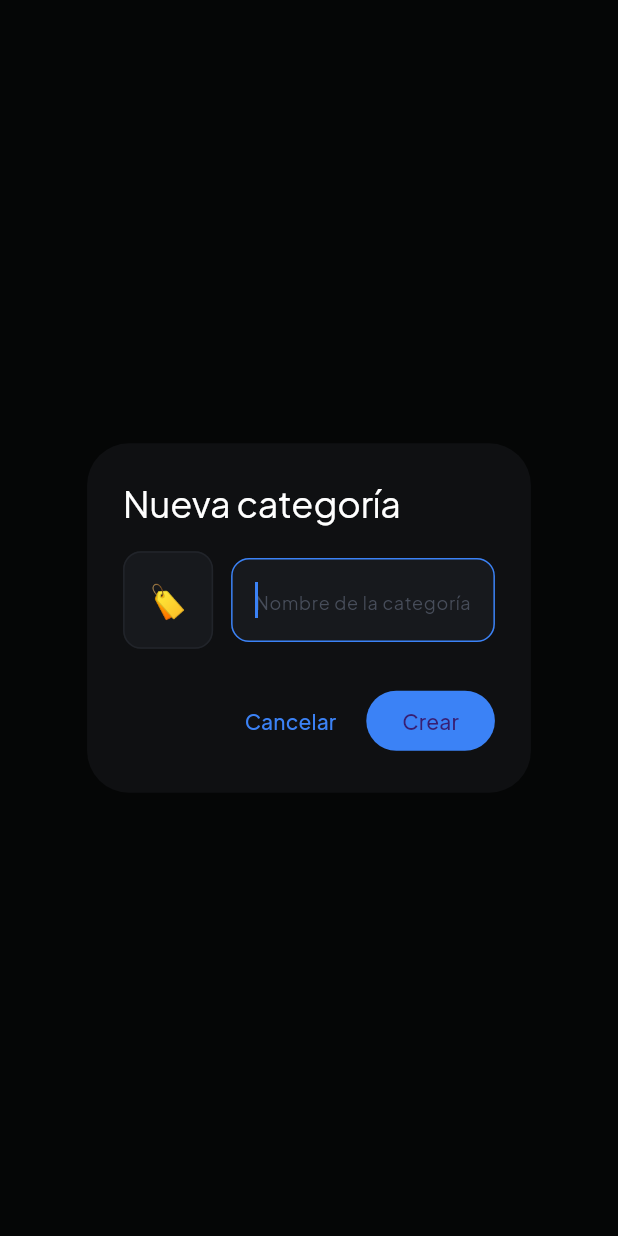
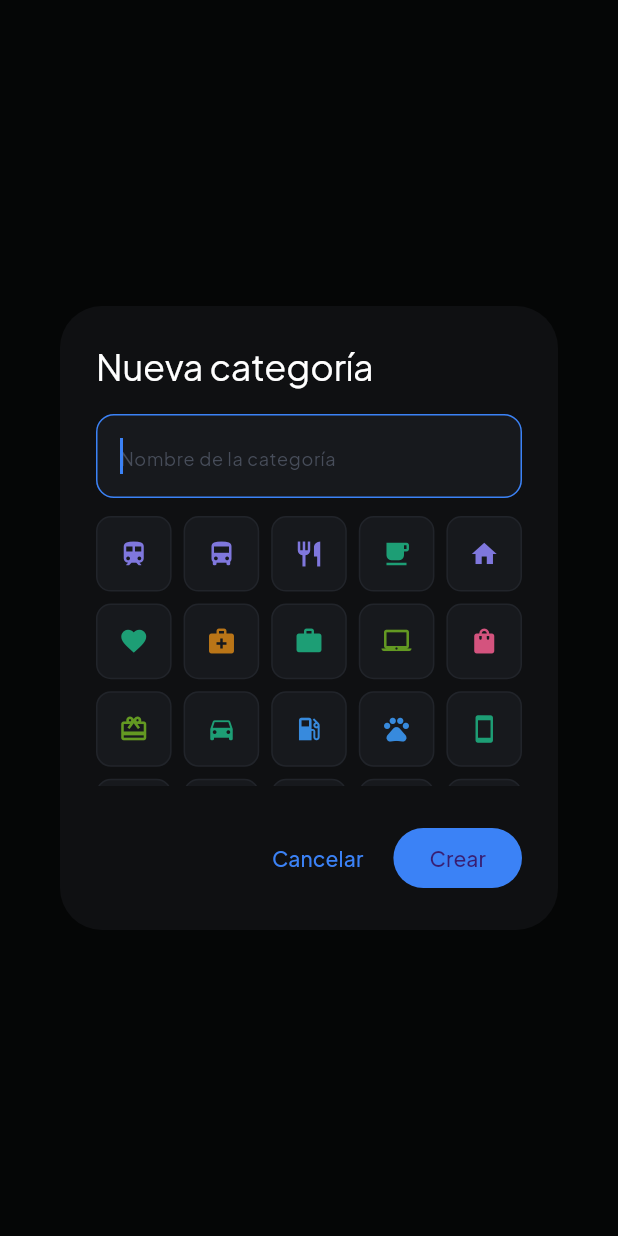
Before and after one commit to BeDuranr/nexo-app, a Flutter app: what showAddCategoryDialog() shows on an empty page, opened directly, on a phone screen of 412 x 824 dp. Run offline on Flutter 3.47's test engine with Material 3 defaults, Android fonts, the phone set to English and light mode, and no system bars; our stand-ins replace google_fonts, sqflite; accounts and stored records are empty.

Commit message:
feature: cambio de iconos y boton de guardado

```diff
--- a/lib/models/category_model.dart
+++ b/lib/models/category_model.dart
@@ -1,42 +1,39 @@
-/// Una categoría es solo un nombre + emoji. No está atada a "gasto" o
-/// "ingreso": una misma categoría (ej. "Freelance") puede usarse para
-/// ambos tipos de movimiento. El tipo se elige aparte, en el toggle
-/// Gasto/Ingreso de la pantalla de registro.
+/// Una categoría es un nombre + un ícono (clave de lib/utils/category_icons.dart).
+/// No está atada a "gasto" o "ingreso": una misma categoría (ej.
+/// "Freelance") puede usarse para ambos tipos de movimiento. El tipo se
+/// elige aparte, en el toggle Gasto/Ingreso de la pantalla de registro.
 class CategoryModel {
   final int? id;
   final String name;
-  final String emoji;
+  final String iconKey;
   final bool isDefault;
 
   const CategoryModel({
     this.id,
     required this.name,
-    required this.emoji,
+    required this.iconKey,
     this.isDefault = false,
   });
 
   CategoryModel copyWith({
     int? id,
     String? name,
-    String? emoji,
+    String? iconKey,
     bool? isDefault,
   }) {
     return CategoryModel(
       id: id ?? this.id,
       name: name ?? this.name,
-      emoji: emoji ?? this.emoji,
+      iconKey: iconKey ?? this.iconKey,
       isDefault: isDefault ?? this.isDefault,
     );
   }
-
-  /// Nombre + emoji, tal como se muestra en el mockup ("Metro 🚇").
-  String get label => '$name $emoji';
 
   Map<String, dynamic> toMap() {
     return {
       'id': id,
       'name': name,
-      'emoji': emoji,
+      'icon_key': iconKey,
       'is_default': isDefault ? 1 : 0,
     };
   }
@@ -45,7 +42,7 @@ class CategoryModel {
     return CategoryModel(
       id: map['id'] as int?,
       name: map['name'] as String,
-      emoji: map['emoji'] as String,
+      iconKey: map['icon_key'] as String? ?? 'other',
       isDefault: (map['is_default'] as int? ?? 0) == 1,
     );
   }
--- a/lib/models/transaction_model.dart
+++ b/lib/models/transaction_model.dart
@@ -11,7 +11,7 @@ class TransactionModel {
   final MovementType type;
   final int categoryId;
   final String categoryName;
-  final String categoryEmoji;
+  final String categoryIconKey;
   final String note;
   final DateTime date;
 
@@ -21,7 +21,7 @@ class TransactionModel {
     required this.type,
     required this.categoryId,
     required this.categoryName,
-    required this.categoryEmoji,
+    required this.categoryIconKey,
     required this.note,
     required this.date,
   });
@@ -33,7 +33,7 @@ class TransactionModel {
       'type': movementTypeToString(type),
       'category_id': categoryId,
       'category_name': categoryName,
-      'category_emoji': categoryEmoji,
+      'category_icon_key': categoryIconKey,
       'note': note,
       'date': date.toIso8601String(),
     };
@@ -46,7 +46,7 @@ class TransactionModel {
       type: movementTypeFromString(map['type'] as String),
       categoryId: map['category_id'] as int,
       categoryName: map['category_name'] as String,
-      categoryEmoji: map['category_emoji'] as String,
+      categoryIconKey: map['category_icon_key'] as String? ?? 'other',
       note: map['note'] as String? ?? '',
       date: DateTime.parse(map['date'] as String),
     );
--- a/lib/providers/transaction_provider.dart
+++ b/lib/providers/transaction_provider.dart
@@ -133,7 +133,7 @@ class TransactionProvider extends ChangeNotifier {
       } else {
         totals[t.categoryName] = CategoryTotal(
           name: t.categoryName,
-          emoji: t.categoryEmoji,
+          iconKey: t.categoryIconKey,
           amount: t.amount,
         );
       }
@@ -147,12 +147,12 @@ class TransactionProvider extends ChangeNotifier {
 /// Total acumulado de una categoría dentro de un periodo.
 class CategoryTotal {
   final String name;
-  final String emoji;
+  final String iconKey;
   final double amount;
 
-  const CategoryTotal({required this.name, required this.emoji, required this.amount});
+  const CategoryTotal({required this.name, required this.iconKey, required this.amount});
 
   CategoryTotal copyWith({double? amount}) {
-    return CategoryTotal(name: name, emoji: emoji, amount: amount ?? this.amount);
+    return CategoryTotal(name: name, iconKey: iconKey, amount: amount ?? this.amount);
   }
 }
--- a/lib/screens/metrics_screen.dart
+++ b/lib/screens/metrics_screen.dart
@@ -4,6 +4,7 @@ import 'package:provider/provider.dart';
 import '../models/transaction_model.dart';
 import '../providers/transaction_provider.dart';
 import '../theme/app_theme.dart';
+import '../utils/category_icons.dart';
 
 class MetricsScreen extends StatefulWidget {
   const MetricsScreen({super.key});
@@ -217,7 +218,7 @@ class _CategorySection extends StatelessWidget {
                     children: [
                       Row(
                         children: [
-                          Text(ct.emoji, style: const TextStyle(fontSize: 14)),
+                          Icon(iconForKey(ct.iconKey), color: colorForKey(ct.iconKey), size: 16),
                           const SizedBox(width: 6),
                           Text(ct.name,
                               style: const TextStyle(
--- /dev/null
+++ b/lib/utils/category_icons.dart
@@ -0,0 +1,77 @@
+import 'package:flutter/material.dart';
+
+/// Catálogo de íconos disponibles para categorías. Usamos los íconos
+/// Material que ya vienen incluidos en Flutter (sin dependencias
+/// externas) para evitar problemas de compatibilidad de paquetes de
+/// terceros con versiones futuras de Flutter/Dart.
+const Map<String, IconData> categoryIcons = {
+  'train': Icons.train,
+  'bus': Icons.directions_bus,
+  'food': Icons.restaurant,
+  'coffee': Icons.local_cafe,
+  'home': Icons.home,
+  'health': Icons.favorite,
+  'medicine': Icons.medical_services,
+  'briefcase': Icons.work,
+  'laptop': Icons.laptop_mac,
+  'shopping': Icons.shopping_bag,
+  'gift': Icons.card_giftcard,
+  'car': Icons.directions_car,
+  'fuel': Icons.local_gas_station,
+  'pet': Icons.pets,
+  'phone': Icons.smartphone,
+  'book': Icons.menu_book,
+  'gym': Icons.fitness_center,
+  'travel': Icons.flight,
+  'movie': Icons.movie,
+  'music': Icons.music_note,
+  'kids': Icons.child_care,
+  'utilities': Icons.bolt,
+  'subscription': Icons.subscriptions,
+  'savings': Icons.savings,
+  'salary': Icons.payments,
+  'entertainment': Icons.theater_comedy,
+  'education': Icons.school,
+  'insurance': Icons.security,
+  'taxes': Icons.receipt_long,
+  'donation': Icons.volunteer_activism,
+  'repair': Icons.build,
+  'beauty': Icons.face_retouching_natural,
+  'cleaning': Icons.cleaning_services,
+  'internet': Icons.wifi,
+  'streaming': Icons.live_tv,
+  'parking': Icons.local_parking,
+  'taxi': Icons.local_taxi,
+  'bank': Icons.account_balance,
+  'investment': Icons.trending_up,
+  'creditCard': Icons.credit_card,
+  'wallet': Icons.account_balance_wallet,
+  'electronics': Icons.devices,
+  'clothing': Icons.checkroom,
+  'garden': Icons.local_florist,
+  'baby': Icons.child_friendly,
+  'pharmacy': Icons.local_pharmacy,
+  'sport': Icons.sports_soccer,
+  'hobby': Icons.palette,
+  'party': Icons.celebration,
+  'fine': Icons.gavel,
+  'exchange': Icons.currency_exchange,
+  'other': Icons.category,
+};
+
+/// Paleta corta de colores para diferenciar categorías a simple vista.
+/// Se asigna de forma determinística según el ícono elegido.
+const List<Color> categoryIconColors = [
+  Color(0xFF378ADD),
+  Color(0xFF639922),
+  Color(0xFFD85A30),
+  Color(0xFFD4537E),
+  Color(0xFF1D9E75),
+  Color(0xFFBA7517),
+  Color(0xFF7F77DD),
+];
+
+IconData iconForKey(String key) => categoryIcons[key] ?? Icons.category;
+
+Color colorForKey(String key) =>
+    categoryIconColors[key.hashCode.abs() % categoryIconColors.length];
--- a/lib/widgets/add_category_dialog.dart
+++ b/lib/widgets/add_category_dialog.dart
@@ -2,38 +2,75 @@ import 'package:flutter/material.dart';
 
 import '../models/category_model.dart';
 import '../theme/app_theme.dart';
+import '../utils/category_icons.dart';
+
+/// Grilla de íconos reutilizable dentro de los diálogos de categoría.
+class _IconPicker extends StatelessWidget {
+  final String selectedKey;
+  final void Function(String) onSelect;
+
+  const _IconPicker({required this.selectedKey, required this.onSelect});
+
+  @override
+  Widget build(BuildContext context) {
+    return SizedBox(
+      height: 180,
+      width: double.maxFinite,
+      child: GridView.count(
+        crossAxisCount: 5,
+        mainAxisSpacing: 8,
+        crossAxisSpacing: 8,
+        children: categoryIcons.entries.map((entry) {
+          final isSelected = entry.key == selectedKey;
+          final color = colorForKey(entry.key);
+          return InkWell(
+            borderRadius: BorderRadius.circular(10),
+            onTap: () => onSelect(entry.key),
+            child: Container(
+              decoration: BoxDecoration(
+                color: isSelected ? color.withOpacity(0.2) : AppColors.urban800,
+                borderRadius: BorderRadius.circular(10),
+                border: Border.all(
+                  color: isSelected ? color : AppColors.urban700,
+                  width: isSelected ? 2 : 1,
+                ),
+              ),
+              child: Icon(entry.value, color: color, size: 20),
+            ),
+          );
+        }).toList(),
+      ),
+    );
+  }
+}
 
 /// Muestra el diálogo y retorna la nueva categoría, o null si se cancela.
 /// Las categorías no tienen tipo: sirven tanto para gastos como ingresos.
 Future<CategoryModel?> showAddCategoryDialog(BuildContext context) {
   final nameController = TextEditingController();
-  final emojiController = TextEditingController(text: '🏷️');
+  String selectedIconKey = 'other';
 
   return showDialog<CategoryModel>(
     context: context,
     builder: (ctx) {
+      return StatefulBuilder(
+        builder: (ctx, setState) {
           return AlertDialog(
             backgroundColor: AppColors.urban900,
             title: const Text('Nueva categoría', style: TextStyle(color: Colors.white)),
-        content: Row(
+            content: Column(
+              mainAxisSize: MainAxisSize.min,
               children: [
-            SizedBox(
-              width: 60,
-              child: TextField(
-                controller: emojiController,
-                textAlign: TextAlign.center,
-                style: const TextStyle(fontSize: 22),
-                decoration: const InputDecoration(hintText: '🏷️'),
-              ),
-            ),
-            const SizedBox(width: 12),
-            Expanded(
-              child: TextField(
+                TextField(
                   controller: nameController,
                   autofocus: true,
                   style: const TextStyle(color: Colors.white),
                   decoration: const InputDecoration(hintText: 'Nombre de la categoría'),
                 ),
+                const SizedBox(height: 12),
+                _IconPicker(
+                  selectedKey: selectedIconKey,
+                  onSelect: (key) => setState(() => selectedIconKey = key),
                 ),
               ],
             ),
@@ -46,14 +83,13 @@ Future<CategoryModel?> showAddCategoryDialog(BuildContext context) {
                 onPressed: () {
                   final name = nameController.text.trim();
                   if (name.isEmpty) return;
-              final emoji = emojiController.text.trim().isEmpty
-                  ? '🏷️'
-                  : emojiController.text.trim();
-              Navigator.pop(ctx, CategoryModel(name: name, emoji: emoji));
+                  Navigator.pop(ctx, CategoryModel(name: name, iconKey: selectedIconKey));
                 },
                 child: const Text('Crear'),
               ),
             ],
+          );
+        },
       );
     },
   );
@@ -77,33 +113,29 @@ Future<CategoryEditResult?> showEditCategoryDialog(
   CategoryModel category,
 ) {
   final nameController = TextEditingController(text: category.name);
-  final emojiController = TextEditingController(text: category.emoji);
+  String selectedIconKey = category.iconKey;
 
   return showDialog<CategoryEditResult>(
     context: context,
     builder: (ctx) {
+      return StatefulBuilder(
+        builder: (ctx, setState) {
           return AlertDialog(
             backgroundColor: AppColors.urban900,
             title: const Text('Editar categoría', style: TextStyle(color: Colors.white)),
-        content: Row(
+            content: Column(
+              mainAxisSize: MainAxisSize.min,
               children: [
-            SizedBox(
-              width: 60,
-              child: TextField(
-                controller: emojiController,
-                textAlign: TextAlign.center,
-                style: const TextStyle(fontSize: 22),
-                decoration: const InputDecoration(hintText: '🏷️'),
-              ),
-            ),
-            const SizedBox(width: 12),
-            Expanded(
-              child: TextField(
+                TextField(
                   controller: nameController,
                   autofocus: true,
                   style: const TextStyle(color: Colors.white),
                   decoration: const InputDecoration(hintText: 'Nombre de la categoría'),
                 ),
+                const SizedBox(height: 12),
+                _IconPicker(
+                  selectedKey: selectedIconKey,
+                  onSelect: (key) => setState(() => selectedIconKey = key),
                 ),
               ],
             ),
@@ -120,11 +152,10 @@ Future<CategoryEditResult?> showEditCategoryDialog(
                 onPressed: () {
                   final name = nameController.text.trim();
                   if (name.isEmpty) return;
-              final emoji =
-                  emojiController.text.trim().isEmpty ? category.emoji : emojiController.text.trim();
                   Navigator.pop(
                     ctx,
-                CategoryEditResult.save(category.copyWith(name: name, emoji: emoji)),
+                    CategoryEditResult.save(
+                        category.copyWith(name: name, iconKey: selectedIconKey)),
                   );
                 },
                 child: const Text('Guardar'),
@@ -133,11 +164,13 @@ Future<CategoryEditResult?> showEditCategoryDialog(
           );
         },
       );
+    },
+  );
 }
 
 /// Confirma antes de eliminar definitivamente una categoría. Los
-/// movimientos ya registrados con ella conservan su nombre y emoji
-/// guardados, así que no se ven afectados.
+/// movimientos ya registrados con ella conservan su ícono guardado,
+/// así que no se ven afectados.
 Future<bool> confirmDeleteCategory(BuildContext context, String categoryName) async {
   final confirmed = await showDialog<bool>(
     context: context,
--- a/lib/widgets/transaction_tile.dart
+++ b/lib/widgets/transaction_tile.dart
@@ -3,6 +3,7 @@ import 'package:intl/intl.dart';
 
 import '../models/transaction_model.dart';
 import '../theme/app_theme.dart';
+import '../utils/category_icons.dart';
 
 /// Fila de un movimiento en el historial. Deslizar hacia la izquierda
 /// revela dos acciones: Editar y Borrar.
@@ -120,7 +121,8 @@ class _TransactionTileState extends State<TransactionTile>
                   ),
                   child: Row(
                     children: [
-                      Text(tx.categoryEmoji, style: const TextStyle(fontSize: 20)),
+                      Icon(iconForKey(tx.categoryIconKey),
+                          color: colorForKey(tx.categoryIconKey), size: 20),
                       const SizedBox(width: 12),
                       Expanded(
                         child: Column(
```
Also changed, not shown: lib/db/db_helper.dart (+48 -11 lines), lib/screens/edit_transaction_screen.dart (+37 -6 lines), lib/screens/quick_entry_screen.dart (+44 -6 lines), lib/widgets/category_grid.dart (+6 -4 lines). Lines whose indentation alone changed are shown as unchanged.
